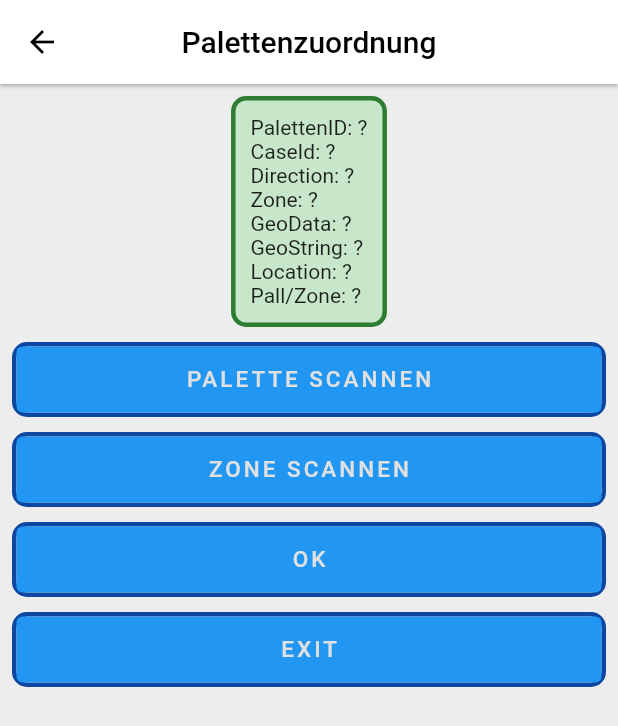
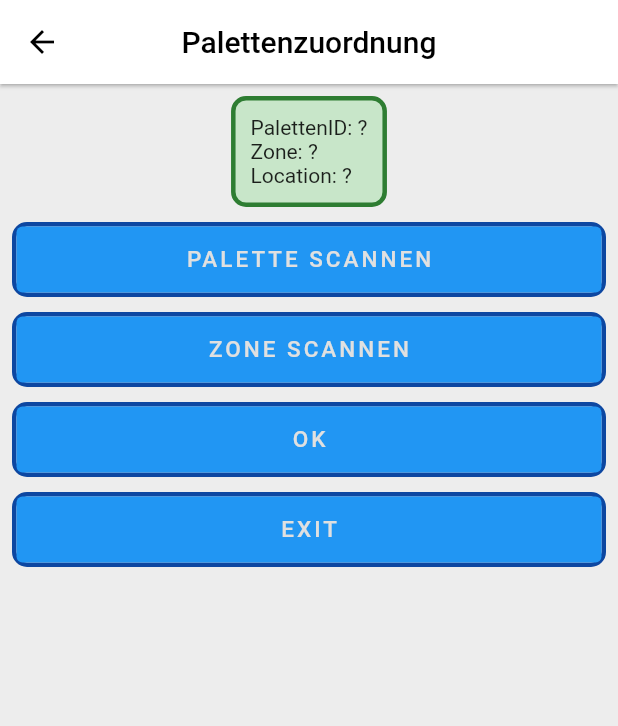
Before and after one commit to josefseiringer/flutter_zebra_scanner_palette, a Flutter app: the OrderPalettPage screen opened by its route, on a phone screen of 412 x 824 dp. Shown: the top 726 px of the screen. Run offline on Flutter 3.47's test engine with Material 2 defaults, Android fonts, the phone set to English and light mode, and no system bars; our stand-ins replace device_info_plus, flutter_dotenv, get, internet_connection_checker, location; missing offline and left inert: flutter_datawedge; Roboto replaces fonts that are missing (Roboto-Light); statements that could not run were skipped.

Commit message:
Mod. OrderPalView

```diff
--- a/lib/pages/order/order_palett_view.dart
+++ b/lib/pages/order/order_palett_view.dart
@@ -34,20 +34,20 @@ class OrderPalettPage extends GetView<OrderPalettController> {
                           children: [
                             Text(
                                 'PalettenID: ${orderPallCtrl.currOrderModel.value.szPaletteID!}'),
-                            Text(
-                                'CaseId: ${orderPallCtrl.currOrderModel.value.szCaseId!}'),
-                            Text(
-                                'Direction: ${orderPallCtrl.currOrderModel.value.szDirection!}'),
+                            // Text(
+                            //     'CaseId: ${orderPallCtrl.currOrderModel.value.szCaseId!}'),
+                            // Text(
+                            //     'Direction: ${orderPallCtrl.currOrderModel.value.szDirection!}'),
                             Text(
                                 'Zone: ${orderPallCtrl.currOrderModel.value.szZone!}'),
-                            Text(
-                                'GeoData: ${orderPallCtrl.currOrderModel.value.szGeoData!}'),
-                            Text(
-                                'GeoString: ${orderPallCtrl.currOrderModel.value.szGeoString!}'),
+                            // Text(
+                            //     'GeoData: ${orderPallCtrl.currOrderModel.value.szGeoData!}'),
+                            // Text(
+                            //     'GeoString: ${orderPallCtrl.currOrderModel.value.szGeoString!}'),
                             Text(
                                 'Location: ${orderPallCtrl.currOrderModel.value.szLocation!}'),
-                            Text(
-                                'Pall/Zone: ${orderPallCtrl.currOrderModel.value.szScannPalletOrZone!}'),
+                            // Text(
+                            //     'Pall/Zone: ${orderPallCtrl.currOrderModel.value.szScannPalletOrZone!}'),
                           ],
                         ),
                 ),
```
